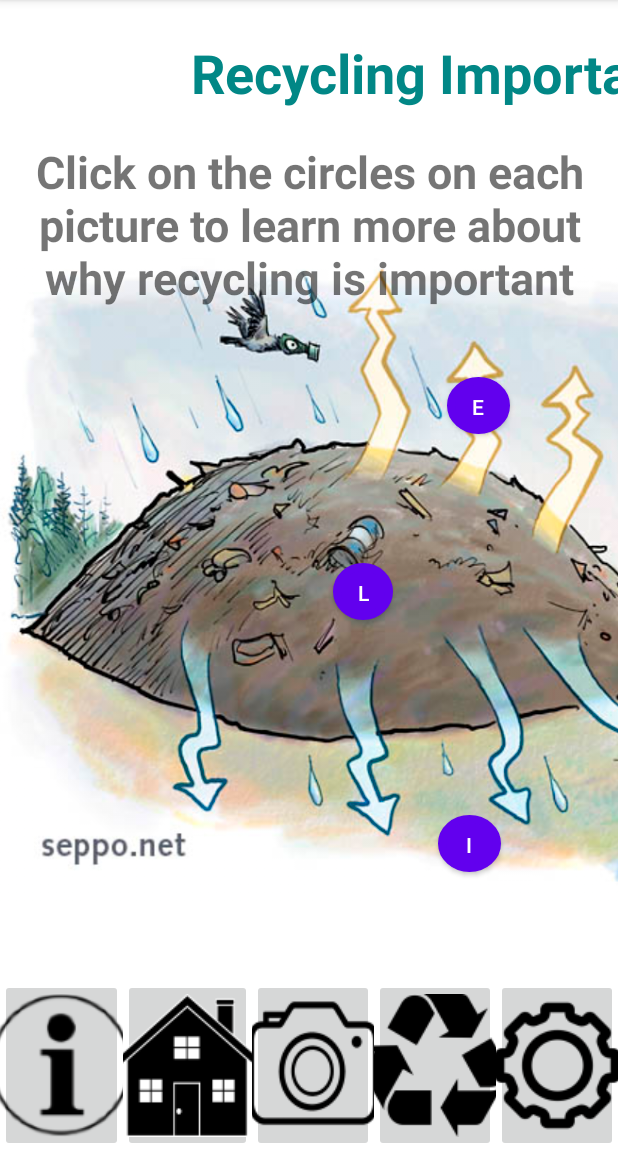
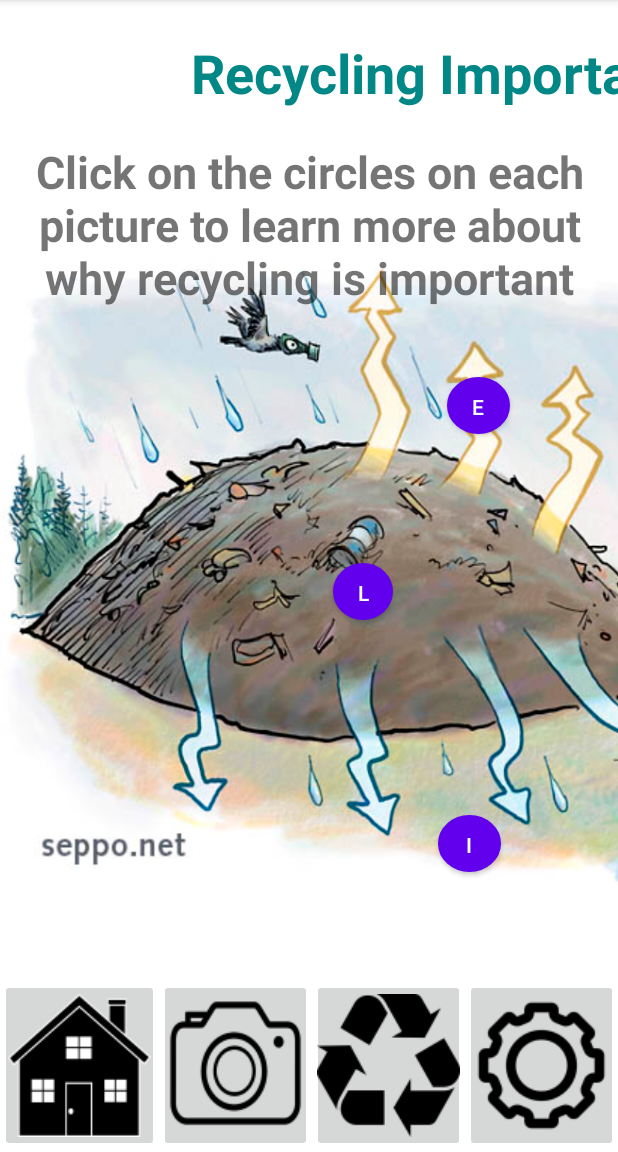
Before and after one commit to RecyclingRaccoons/AppCode, an Android app: the RecyclingImportance screen opened directly, with no data from a screen before it, on a phone screen of 412 x 824 dp, the part 84-1236 px from its top. Run offline under Robolectric (Android 15) with nearby library versions, the light colour scheme and no system bars.

Commit message:
Version 2

```diff
--- a/app/src/main/res/layout/activity_recycling_importance.xml
+++ b/app/src/main/res/layout/activity_recycling_importance.xml
@@ -216,19 +216,6 @@
         app:layout_constraintStart_toStartOf="parent">
 
         <ImageButton
-            android:id="@+id/infoButton"
-            android:layout_width="115dp"
-            android:layout_height="115dp"
-            android:layout_weight="1"
-            android:contentDescription="@string/info"
-            android:onClick="toHomePage"
-            app:layout_constraintBottom_toBottomOf="parent"
-            app:layout_constraintStart_toStartOf="parent"
-            app:layout_constraintTop_toBottomOf="@+id/references"
-            app:layout_constraintVertical_bias="1.0"
-            app:srcCompat="@drawable/info_small" />
-
-        <ImageButton
             android:id="@+id/houseButton4"
             android:layout_width="wrap_content"
             android:layout_height="wrap_content"
```
